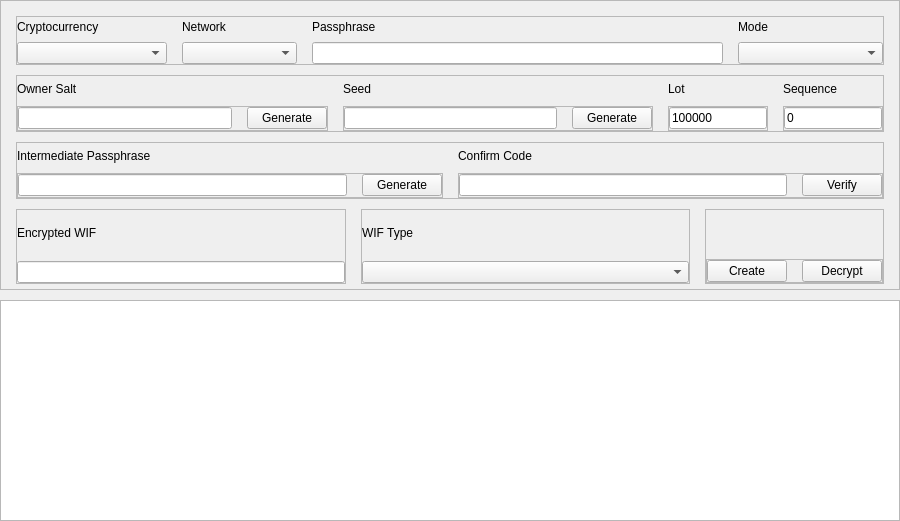
This is desktop/ui/bip38.ui in talonlab/bip38-desktop as Qt 5 draws it before an edit. The edited form follows.
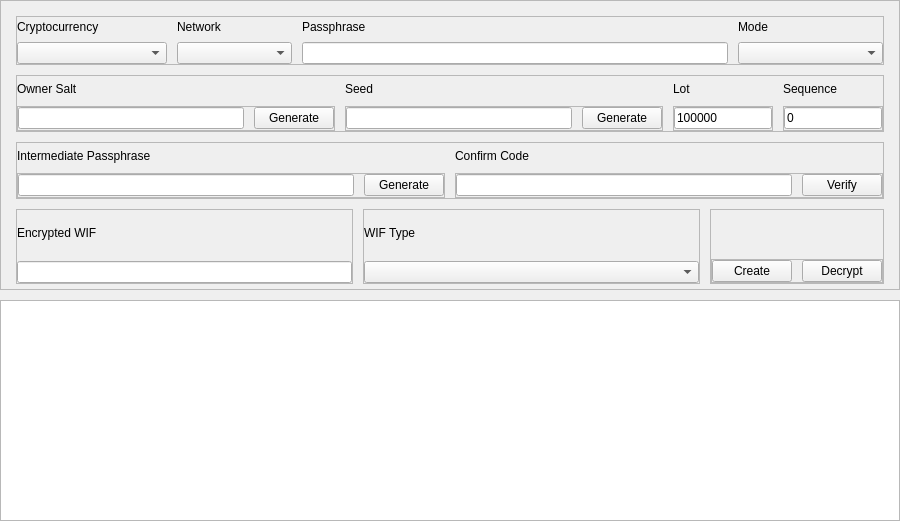
This is the edited form.

Commit message: Update: UI spacing and font

Diff of the .ui file:
```diff
--- a/desktop/ui/bip38.ui
+++ b/desktop/ui/bip38.ui
@@ -100,7 +100,7 @@
          </property>
          <layout class="QHBoxLayout" name="horizontalLayout">
           <property name="spacing">
-           <number>15</number>
+           <number>10</number>
           </property>
           <property name="leftMargin">
            <number>0</number>
@@ -439,7 +439,7 @@
              </property>
              <layout class="QHBoxLayout" name="noECPrivateKeyAndWifTypeContainerHLayout_2">
               <property name="spacing">
-               <number>15</number>
+               <number>10</number>
               </property>
               <property name="leftMargin">
                <number>0</number>
@@ -763,7 +763,7 @@
                    </property>
                    <layout class="QHBoxLayout" name="noECWIFContainerVLayout">
                     <property name="spacing">
-                     <number>15</number>
+                     <number>10</number>
                     </property>
                     <property name="leftMargin">
                      <number>0</number>
@@ -834,7 +834,7 @@
              </property>
              <layout class="QHBoxLayout" name="ecOwnerSaltMainContainerHLayout">
               <property name="spacing">
-               <number>15</number>
+               <number>10</number>
               </property>
               <property name="leftMargin">
                <number>0</number>
@@ -917,7 +917,7 @@
                    </property>
                    <layout class="QHBoxLayout" name="ecOwnerSaltAndGenerateContainerQFrameHLayout">
                     <property name="spacing">
-                     <number>15</number>
+                     <number>10</number>
                     </property>
                     <property name="leftMargin">
                      <number>0</number>
@@ -1025,7 +1025,7 @@
                    </property>
                    <layout class="QHBoxLayout" name="ecSeedAndGenerateContainerQFrameHLayout">
                     <property name="spacing">
-                     <number>15</number>
+                     <number>10</number>
                     </property>
                     <property name="leftMargin">
                      <number>0</number>
@@ -1287,7 +1287,7 @@
              </property>
              <layout class="QHBoxLayout" name="ecIntermidatMainContainerQFrameHLayout">
               <property name="spacing">
-               <number>15</number>
+               <number>10</number>
               </property>
               <property name="leftMargin">
                <number>0</number>
@@ -1370,7 +1370,7 @@
                    </property>
                    <layout class="QHBoxLayout" name="ecIntermediatePassphraseAndGenerateHLayout">
                     <property name="spacing">
-                     <number>15</number>
+                     <number>10</number>
                     </property>
                     <property name="leftMargin">
                      <number>0</number>
@@ -1478,7 +1478,7 @@
                    </property>
                    <layout class="QHBoxLayout" name="ecConfirmCodeAndVerifyContainerQFrameHLayout">
                     <property name="spacing">
-                     <number>15</number>
+                     <number>10</number>
                     </property>
                     <property name="leftMargin">
                      <number>0</number>
@@ -1528,7 +1528,7 @@
         <widget class="QFrame" name="decryptWIFAndButtonsContainerQFrame">
          <layout class="QHBoxLayout" name="decryptWIFAndButtonsQFrameHLayout">
           <property name="spacing">
-           <number>15</number>
+           <number>10</number>
           </property>
           <property name="leftMargin">
            <number>0</number>
@@ -1741,7 +1741,7 @@
                </property>
                <layout class="QHBoxLayout" name="decryptWIFButtonsQFrameHLayout">
                 <property name="spacing">
-                 <number>15</number>
+                 <number>10</number>
                 </property>
                 <property name="leftMargin">
                  <number>0</number>
```
The commit also changes 2 other files.
